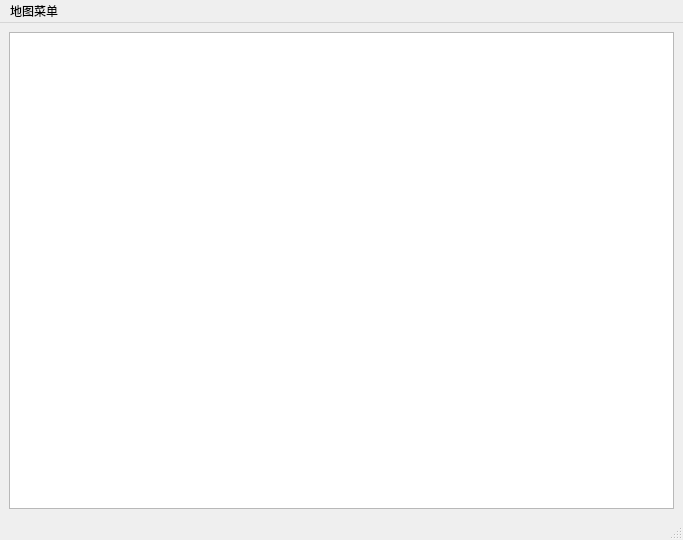
Above: mainwindow.ui from Akira-u/Qt_project before the change. Below: the same form after it.
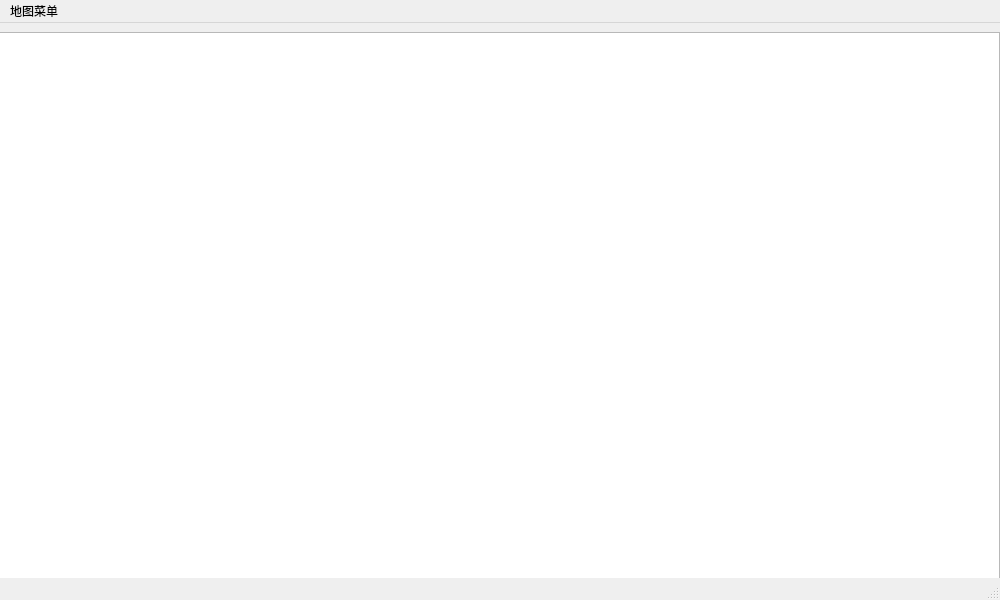
That is the form after the change.

```diff
--- a/mainwindow.ui
+++ b/mainwindow.ui
@@ -6,26 +6,55 @@
    <rect>
     <x>0</x>
     <y>0</y>
-    <width>683</width>
-    <height>540</height>
+    <width>1000</width>
+    <height>600</height>
    </rect>
   </property>
+  <property name="sizePolicy">
+   <sizepolicy hsizetype="Fixed" vsizetype="Fixed">
+    <horstretch>0</horstretch>
+    <verstretch>0</verstretch>
+   </sizepolicy>
+  </property>
+  <property name="minimumSize">
+   <size>
+    <width>0</width>
+    <height>0</height>
+   </size>
+  </property>
+  <property name="maximumSize">
+   <size>
+    <width>16777215</width>
+    <height>16777215</height>
+   </size>
+  </property>
   <property name="windowTitle">
    <string>MainWindow</string>
   </property>
   <widget class="QWidget" name="centralwidget">
-   <layout class="QGridLayout" name="gridLayout">
-    <item row="0" column="0">
-     <widget class="QGraphicsView" name="backgroundView"/>
-    </item>
-   </layout>
+   <widget class="QGraphicsView" name="backgroundView">
+    <property name="geometry">
+     <rect>
+      <x>-1</x>
+      <y>9</y>
+      <width>1001</width>
+      <height>571</height>
+     </rect>
+    </property>
+    <property name="sizePolicy">
+     <sizepolicy hsizetype="Maximum" vsizetype="Maximum">
+      <horstretch>0</horstretch>
+      <verstretch>0</verstretch>
+     </sizepolicy>
+    </property>
+   </widget>
   </widget>
   <widget class="QMenuBar" name="menubar">
    <property name="geometry">
     <rect>
      <x>0</x>
      <y>0</y>
-     <width>683</width>
+     <width>1000</width>
      <height>21</height>
     </rect>
    </property>
```
